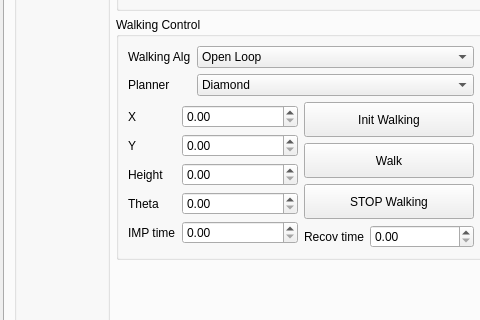
Qt form dyros_black_ui/ui/main_window.ui (jmpechem/sm_n_vis) before a commit; both pictures show x 282 to 762 and y 93 to 413 of the 1288 by 880 pixel window.
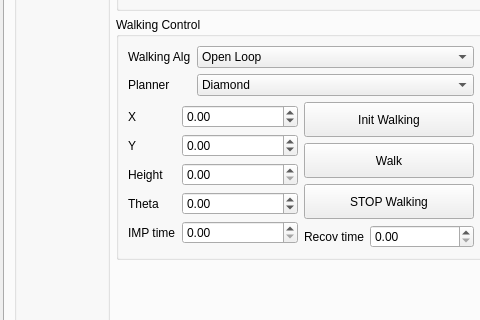
The same form after that commit. The open tabs and pages were chosen to show the change. Icons and pictures are not drawn.

Patch:
```diff
--- a/dyros_black_ui/ui/main_window.ui
+++ b/dyros_black_ui/ui/main_window.ui
@@ -1298,16 +1298,46 @@
                         </widget>
                        </item>
                        <item row="1" column="1">
-                        <widget class="QDoubleSpinBox" name="doubleSpinBox_walk_x"/>
+                        <widget class="QDoubleSpinBox" name="doubleSpinBox_walk_x">
+                         <property name="minimum">
+                          <double>-100.000000000000000</double>
+                         </property>
+                         <property name="maximum">
+                          <double>100.000000000000000</double>
+                         </property>
+                         <property name="singleStep">
+                          <double>0.100000000000000</double>
+                         </property>
+                        </widget>
                        </item>
                        <item row="2" column="1">
-                        <widget class="QDoubleSpinBox" name="doubleSpinBox_walk_y"/>
+                        <widget class="QDoubleSpinBox" name="doubleSpinBox_walk_y">
+                         <property name="minimum">
+                          <double>-100.000000000000000</double>
+                         </property>
+                         <property name="maximum">
+                          <double>100.000000000000000</double>
+                         </property>
+                         <property name="singleStep">
+                          <double>0.050000000000000</double>
+                         </property>
+                        </widget>
                        </item>
                        <item row="3" column="1">
                         <widget class="QDoubleSpinBox" name="doubleSpinBox_walk_height"/>
                        </item>
                        <item row="4" column="1">
-                        <widget class="QDoubleSpinBox" name="doubleSpinBox_walk_theta"/>
+                        <widget class="QDoubleSpinBox" name="doubleSpinBox_walk_theta">
+                         <property name="minimum">
+                          <double>-500.000000000000000</double>
+                         </property>
+                         <property name="maximum">
+                          <double>500.000000000000000</double>
+                         </property>
+                         <property name="singleStep">
+                          <double>5.000000000000000</double>
+                         </property>
+                        </widget>
                        </item>
                        <item row="5" column="1">
                         <widget class="QDoubleSpinBox" name="doubleSpinBox_walk_imp_time"/>
```
Left out of the diff: 6 changed lines with no effect on the pictures.
